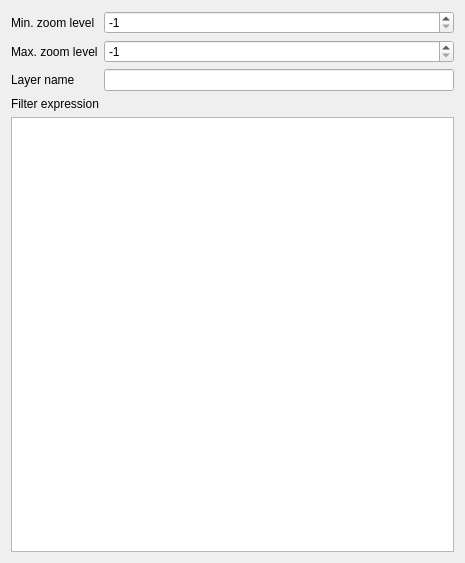
Before: the Qt Designer form src/ui/processing/qgsprocessingvectortilewriterlayerdetailswidgetbase.ui in qgis/QGIS, drawn with Qt 5.
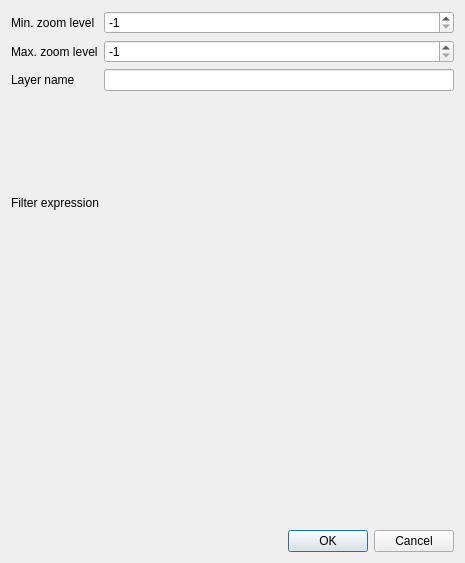
After: the same form once the commit is applied. Custom widgets are drawn as their Qt base class.

Patch:
```diff
--- a/src/ui/processing/qgsprocessingvectortilewriterlayerdetailswidgetbase.ui
+++ b/src/ui/processing/qgsprocessingvectortilewriterlayerdetailswidgetbase.ui
@@ -69,10 +69,30 @@
     </widget>
    </item>
    <item row="4" column="0" colspan="2">
-    <widget class="QPlainTextEdit" name="mEditFilterExpression"/>
+    <widget class="QgsExpressionLineEdit" name="mEditFilterExpression" native="true"/>
+   </item>
+   <item row="5" column="0" colspan="2">
+    <widget class="QDialogButtonBox" name="mButtonBox">
+     <property name="standardButtons">
+      <set>QDialogButtonBox::Cancel|QDialogButtonBox::Ok</set>
+     </property>
+    </widget>
    </item>
   </layout>
  </widget>
+ <customwidgets>
+  <customwidget>
+   <class>QgsSpinBox</class>
+   <extends>QSpinBox</extends>
+   <header>qgsspinbox.h</header>
+  </customwidget>
+  <customwidget>
+   <class>QgsExpressionLineEdit</class>
+   <extends>QWidget</extends>
+   <header>qgsexpressionlineedit.h</header>
+   <container>1</container>
+  </customwidget>
+ </customwidgets>
  <resources/>
  <connections/>
 </ui>
```
Left out of the diff: 28 changed lines with no effect on the pictures.
